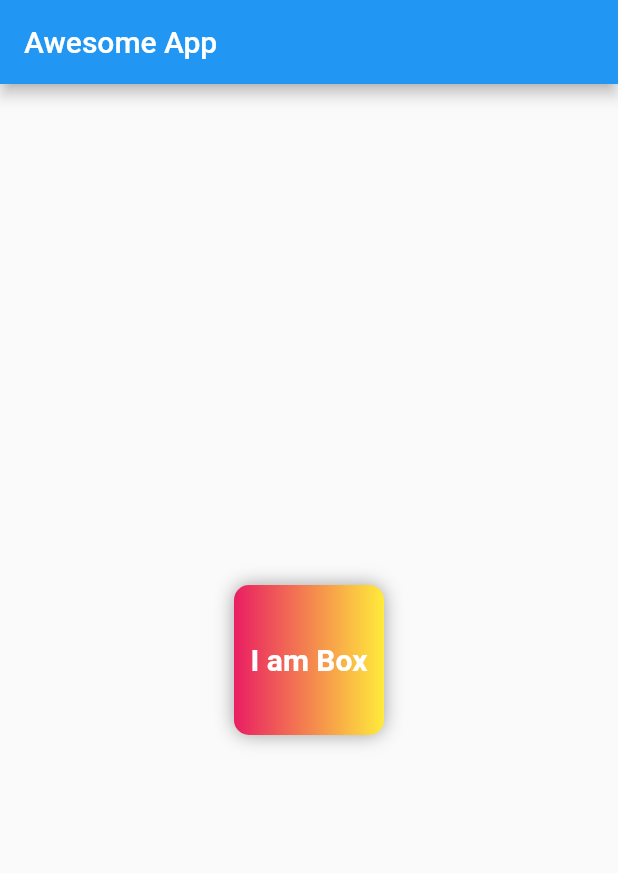
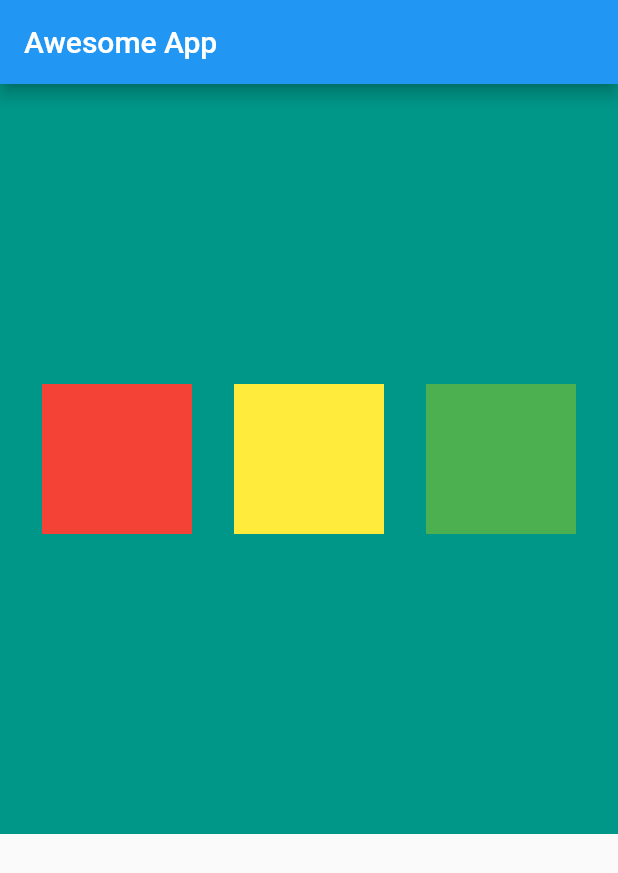
Before and after one commit to Jobenas/flutter_tutorial_app, a Flutter app: the screen it shows after launch, on a phone screen of 412 x 824 dp. Shown: the top 873 px of the screen. Run offline on Flutter 3.47's test engine with Material 2 defaults, Android fonts, the phone set to English and light mode, and no system bars.

Commit message:
ch3 complete

```diff
--- a/lib/main.dart
+++ b/lib/main.dart
@@ -19,38 +19,35 @@ class HomePage extends StatelessWidget{
       appBar: AppBar(
         title: Text("Awesome App"),
       ),
-      body: Center(
-        child: Container(
-          padding: const EdgeInsets.all(8),
-          width: 100,
-          height: 100,
-          alignment: Alignment.center,
-          decoration: BoxDecoration(
-            color: Colors.red,
-            // shape: BoxShape.circle
-            borderRadius: BorderRadius.circular(10),
-            gradient: LinearGradient(
-              colors: [
-                Colors.pink,
-                Colors.yellow
-              ]
-              ),
-            boxShadow: [
-              BoxShadow(
-                color: Colors.grey,
-                blurRadius: 10
-              )
-            ]
-          ),
-          child: Text(
-            "I am Box",
-            textAlign: TextAlign.center,
-            style: TextStyle(
-              fontSize: 20,
-              color: Colors.white,
-              fontWeight: FontWeight.bold
-            )
-          ),
+      body: Container(
+        height: 500,
+        color: Colors.teal,
+        child: Row(
+          mainAxisAlignment: MainAxisAlignment.spaceEvenly,
+          crossAxisAlignment: CrossAxisAlignment.center,
+          children: <Widget>[
+            Container(
+              padding: const EdgeInsets.all(8),
+              width: 100,
+              height: 100,
+              color: Colors.red,
+              alignment: Alignment.center,
+            ),
+            Container(
+              padding: const EdgeInsets.all(8),
+              width: 100,
+              height: 100,
+              color: Colors.yellow,
+              alignment: Alignment.center,
+            ),
+            Container(
+              padding: const EdgeInsets.all(8),
+              width: 100,
+              height: 100,
+              color: Colors.green,
+              alignment: Alignment.center,
+            ),
+          ]
         ),
       ),
     );
```
